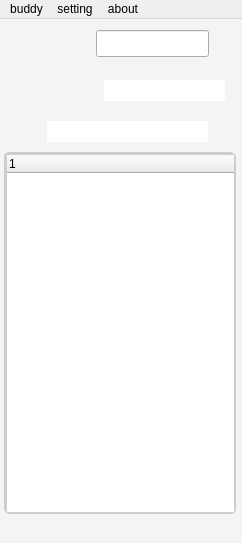
Above: qt4_src/src/ui/fetionwindow.ui from libfetion/libfetion-gui before the change. Below: the same form after it.
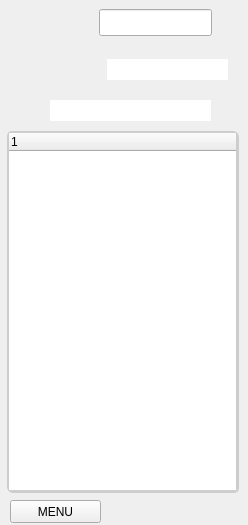
That is the form after the change. Icons and pictures are not drawn. Custom widgets are drawn as their Qt base class.

Commit message: change login/main & chat window's parent to QWidget. make chatting browser & editor a splitter layout

```diff
--- a/qt4_src/src/ui/fetionwindow.ui
+++ b/qt4_src/src/ui/fetionwindow.ui
@@ -1,43 +1,37 @@
 <ui version="4.0" >
  <class>FetionWindow</class>
- <widget class="QMainWindow" name="FetionWindow" >
+ <widget class="QWidget" name="FetionWindow" >
   <property name="geometry" >
    <rect>
     <x>0</x>
     <y>0</y>
-    <width>242</width>
-    <height>543</height>
+    <width>248</width>
+    <height>525</height>
    </rect>
   </property>
+  <property name="sizePolicy" >
+   <sizepolicy vsizetype="MinimumExpanding" hsizetype="MinimumExpanding" >
+    <horstretch>0</horstretch>
+    <verstretch>0</verstretch>
+   </sizepolicy>
+  </property>
   <property name="minimumSize" >
    <size>
-    <width>242</width>
-    <height>543</height>
-   </size>
-  </property>
-  <property name="maximumSize" >
-   <size>
-    <width>242</width>
-    <height>543</height>
+    <width>248</width>
+    <height>525</height>
    </size>
   </property>
   <property name="windowTitle" >
    <string>Linux_Fetion</string>
   </property>
-  <property name="styleSheet" >
-   <string>QMainWindow {
- 
-background-color:rgb(246,243,243);
-
-}
-</string>
-  </property>
-  <widget class="QWidget" name="centralwidget" >
-   <widget class="QTreeWidget" name="view" >
+  <widget class="QTreeWidget" name="search" >
+   <property name="enabled" >
+    <bool>true</bool>
+   </property>
     <property name="geometry" >
      <rect>
-      <x>4</x>
-      <y>133</y>
+     <x>8</x>
+     <y>132</y>
       <width>231</width>
       <height>361</height>
      </rect>
@@ -60,11 +54,36 @@
      </property>
     </column>
    </widget>
+  <widget class="QLabelMouse" name="UI_AddFriend" >
+   <property name="geometry" >
+    <rect>
+     <x>5</x>
+     <y>93</y>
+     <width>36</width>
+     <height>36</height>
+    </rect>
+   </property>
+   <property name="cursor" >
+    <cursorShape>PointingHandCursor</cursorShape>
+   </property>
+   <property name="toolTip" >
+    <string>add friends</string>
+   </property>
+   <property name="text" >
+    <string/>
+   </property>
+   <property name="pixmap" >
+    <pixmap/>
+   </property>
+   <property name="openExternalLinks" >
+    <bool>true</bool>
+   </property>
+  </widget>
    <widget class="QLabelMouse" name="UI_Portrait" >
     <property name="geometry" >
      <rect>
-      <x>1</x>
-      <y>5</y>
+     <x>4</x>
+     <y>3</y>
       <width>90</width>
       <height>90</height>
      </rect>
@@ -82,11 +101,101 @@
      <pixmap/>
     </property>
    </widget>
+  <widget class="QLabel" name="version" >
+   <property name="geometry" >
+    <rect>
+     <x>196</x>
+     <y>501</y>
+     <width>41</width>
+     <height>20</height>
+    </rect>
+   </property>
+   <property name="layoutDirection" >
+    <enum>Qt::RightToLeft</enum>
+   </property>
+   <property name="text" >
+    <string/>
+   </property>
+  </widget>
+  <widget class="QLabelMouse" name="UI_NiceName" >
+   <property name="geometry" >
+    <rect>
+     <x>99</x>
+     <y>14</y>
+     <width>131</width>
+     <height>21</height>
+    </rect>
+   </property>
+   <property name="font" >
+    <font/>
+   </property>
+   <property name="cursor" >
+    <cursorShape>PointingHandCursor</cursorShape>
+   </property>
+   <property name="text" >
+    <string/>
+   </property>
+  </widget>
+  <widget class="QLineEditFocus" name="UI_Edit_NiceName" >
+   <property name="geometry" >
+    <rect>
+     <x>99</x>
+     <y>9</y>
+     <width>113</width>
+     <height>27</height>
+    </rect>
+   </property>
+   <property name="toolTip" >
+    <string/>
+   </property>
+   <property name="styleSheet" >
+    <string notr="true" />
+   </property>
+  </widget>
+  <widget class="QTreeWidget" name="view" >
+   <property name="geometry" >
+    <rect>
+     <x>7</x>
+     <y>131</y>
+     <width>231</width>
+     <height>361</height>
+    </rect>
+   </property>
+   <property name="sizePolicy" >
+    <sizepolicy vsizetype="Expanding" hsizetype="Fixed" >
+     <horstretch>0</horstretch>
+     <verstretch>0</verstretch>
+    </sizepolicy>
+   </property>
+   <property name="minimumSize" >
+    <size>
+     <width>0</width>
+     <height>361</height>
+    </size>
+   </property>
+   <property name="contextMenuPolicy" >
+    <enum>Qt::DefaultContextMenu</enum>
+   </property>
+   <property name="styleSheet" >
+    <string notr="true" >QTreeView {
+      border-width: 2px;
+      border-style: solid;
+      border-radius: 5px;
+      border-color:rgb(205,205,205);
+} 
+  </string>
+   </property>
+   <column>
+    <property name="text" >
+     <string/>
+    </property>
+   </column>
+  </widget>
    <widget class="QLabelMouse" name="UI_ImpresaBK" >
     <property name="geometry" >
      <rect>
-      <x>91</x>
-      <y>30</y>
+     <x>94</x>
+     <y>28</y>
       <width>151</width>
       <height>71</height>
      </rect>
@@ -98,11 +207,36 @@
      <pixmap/>
     </property>
    </widget>
+  <widget class="QLabelMouse" name="UI_BT_SENDSELF" >
+   <property name="geometry" >
+    <rect>
+     <x>143</x>
+     <y>492</y>
+     <width>21</width>
+     <height>31</height>
+    </rect>
+   </property>
+   <property name="cursor" >
+    <cursorShape>PointingHandCursor</cursorShape>
+   </property>
+   <property name="toolTip" >
+    <string>send to self</string>
+   </property>
+   <property name="text" >
+    <string/>
+   </property>
+   <property name="pixmap" >
+    <pixmap/>
+   </property>
+   <property name="openExternalLinks" >
+    <bool>true</bool>
+   </property>
+  </widget>
    <widget class="QLineEditFocus" name="UI_Impresa" >
     <property name="geometry" >
      <rect>
-      <x>104</x>
-      <y>61</y>
+     <x>107</x>
+     <y>59</y>
       <width>121</width>
       <height>21</height>
      </rect>
@@ -121,55 +255,11 @@
      <number>256</number>
     </property>
    </widget>
-   <widget class="QLabelMouse" name="UI_NiceName" >
-    <property name="geometry" >
-     <rect>
-      <x>96</x>
-      <y>16</y>
-      <width>131</width>
-      <height>21</height>
-     </rect>
-    </property>
-    <property name="font" >
-     <font/>
-    </property>
-    <property name="cursor" >
-     <cursorShape>PointingHandCursor</cursorShape>
-    </property>
-    <property name="text" >
-     <string>libfetion(在线)</string>
-    </property>
-   </widget>
-   <widget class="QLabelMouse" name="UI_AddFriend" >
-    <property name="geometry" >
-     <rect>
-      <x>2</x>
-      <y>95</y>
-      <width>36</width>
-      <height>36</height>
-     </rect>
-    </property>
-    <property name="cursor" >
-     <cursorShape>PointingHandCursor</cursorShape>
-    </property>
-    <property name="toolTip" >
-     <string>add friends</string>
-    </property>
-    <property name="text" >
-     <string/>
-    </property>
-    <property name="pixmap" >
-     <pixmap/>
-    </property>
-    <property name="openExternalLinks" >
-     <bool>true</bool>
-    </property>
-   </widget>
    <widget class="QLabelMouse" name="UI_SearchBK" >
     <property name="geometry" >
      <rect>
-      <x>36</x>
-      <y>87</y>
+     <x>39</x>
+     <y>85</y>
       <width>204</width>
       <height>51</height>
      </rect>
@@ -181,11 +271,36 @@
      <pixmap/>
     </property>
    </widget>
+  <widget class="QLabelMouse" name="UI_BT_SETTING" >
+   <property name="geometry" >
+    <rect>
+     <x>173</x>
+     <y>492</y>
+     <width>21</width>
+     <height>31</height>
+    </rect>
+   </property>
+   <property name="cursor" >
+    <cursorShape>PointingHandCursor</cursorShape>
+   </property>
+   <property name="toolTip" >
+    <string>setting</string>
+   </property>
+   <property name="text" >
+    <string/>
+   </property>
+   <property name="pixmap" >
+    <pixmap/>
+   </property>
+   <property name="openExternalLinks" >
+    <bool>true</bool>
+   </property>
+  </widget>
    <widget class="QLineEditFocus" name="UI_Search" >
     <property name="geometry" >
      <rect>
-      <x>47</x>
-      <y>102</y>
+     <x>50</x>
+     <y>100</y>
       <width>161</width>
       <height>21</height>
      </rect>
@@ -207,41 +322,11 @@
      <number>20</number>
     </property>
    </widget>
-   <widget class="QTreeWidget" name="search" >
-    <property name="enabled" >
-     <bool>true</bool>
-    </property>
-    <property name="geometry" >
-     <rect>
-      <x>5</x>
-      <y>134</y>
-      <width>231</width>
-      <height>361</height>
-     </rect>
-    </property>
-    <property name="contextMenuPolicy" >
-     <enum>Qt::DefaultContextMenu</enum>
-    </property>
-    <property name="styleSheet" >
-     <string>QTreeView {
-      border-width: 2px;
-      border-style: solid;
-      border-radius: 5px;
-      border-color:rgb(205,205,205);
-} 
-  </string>
-    </property>
-    <column>
-     <property name="text" >
-      <string/>
-     </property>
-    </column>
-   </widget>
    <widget class="QLabel" name="LibFetion_image" >
     <property name="geometry" >
      <rect>
-      <x>4</x>
-      <y>501</y>
+     <x>7</x>
+     <y>499</y>
       <width>111</width>
       <height>16</height>
      </rect>
@@ -250,191 +335,22 @@
      <string/>
     </property>
    </widget>
-   <widget class="QLineEditFocus" name="UI_Edit_NiceName" >
+  <widget class="QToolButton" name="btnMenu" >
     <property name="geometry" >
      <rect>
-      <x>96</x>
-      <y>11</y>
-      <width>113</width>
-      <height>27</height>
-     </rect>
-    </property>
-    <property name="toolTip" >
-     <string/>
-    </property>
-    <property name="styleSheet" >
-     <string/>
-    </property>
-   </widget>
-   <widget class="QLabel" name="version" >
-    <property name="geometry" >
-     <rect>
-      <x>193</x>
-      <y>503</y>
-      <width>41</width>
-      <height>20</height>
-     </rect>
-    </property>
-    <property name="layoutDirection" >
-     <enum>Qt::RightToLeft</enum>
-    </property>
+     <x>10</x>
+     <y>500</y>
+     <width>91</width>
+     <height>23</height>
+    </rect>
+   </property>
     <property name="text" >
-     <string/>
-    </property>
-   </widget>
-   <widget class="QLabelMouse" name="UI_BT_SETTING" >
-    <property name="geometry" >
-     <rect>
-      <x>170</x>
-      <y>494</y>
-      <width>21</width>
-      <height>31</height>
-     </rect>
-    </property>
-    <property name="cursor" >
-     <cursorShape>PointingHandCursor</cursorShape>
-    </property>
-    <property name="toolTip" >
-     <string>setting</string>
-    </property>
-    <property name="text" >
-     <string/>
-    </property>
-    <property name="pixmap" >
-     <pixmap/>
-    </property>
-    <property name="openExternalLinks" >
-     <bool>true</bool>
-    </property>
-   </widget>
-   <widget class="QLabelMouse" name="UI_BT_SENDSELF" >
-    <property name="geometry" >
-     <rect>
-      <x>140</x>
-      <y>494</y>
-      <width>21</width>
-      <height>31</height>
-     </rect>
-    </property>
-    <property name="cursor" >
-     <cursorShape>PointingHandCursor</cursorShape>
-    </property>
-    <property name="toolTip" >
-     <string>send to self</string>
-    </property>
-    <property name="text" >
-     <string/>
-    </property>
-    <property name="pixmap" >
-     <pixmap/>
-    </property>
-    <property name="openExternalLinks" >
-     <bool>true</bool>
-    </property>
-   </widget>
-  </widget>
-  <widget class="QMenuBar" name="menubar" >
-   <property name="geometry" >
-    <rect>
-     <x>0</x>
-     <y>0</y>
-     <width>242</width>
-     <height>20</height>
-    </rect>
-   </property>
-   <widget class="QMenu" name="buddyMenu" >
-    <property name="styleSheet" >
-     <string/>
-    </property>
-    <property name="title" >
-     <string>buddy</string>
-    </property>
-   </widget>
-   <widget class="QMenu" name="menuAbout" >
-    <property name="styleSheet" >
-     <string/>
-    </property>
-    <property name="title" >
-     <string>about</string>
-    </property>
-   </widget>
-   <widget class="QMenu" name="menuSetting" >
-    <property name="styleSheet" >
-     <string/>
-    </property>
-    <property name="title" >
-     <string>setting</string>
-    </property>
-   </widget>
-   <addaction name="buddyMenu" />
-   <addaction name="menuSetting" />
-   <addaction name="menuAbout" />
-  </widget>
-  <action name="exitAction" >
-   <property name="text" >
-    <string>E&amp;xit</string>
-   </property>
-   <property name="shortcut" >
-    <string>Ctrl+Q</string>
-   </property>
-  </action>
-  <action name="actionAbout" >
-   <property name="text" >
-    <string>About libfetion</string>
-   </property>
-  </action>
-  <action name="actionPrefercres" >
-   <property name="text" >
-    <string>Prefercres</string>
-   </property>
-  </action>
-  <action name="actionOnline" >
-   <property name="icon" >
-    <iconset/>
-   </property>
-   <property name="text" >
-    <string>online</string>
-   </property>
-  </action>
-  <action name="actionOffline" >
-   <property name="icon" >
-    <iconset/>
-   </property>
-   <property name="text" >
-    <string>offline</string>
-   </property>
-  </action>
-  <action name="actionBusy" >
-   <property name="icon" >
-    <iconset/>
-   </property>
-   <property name="text" >
-    <string>busy</string>
-   </property>
-  </action>
-  <action name="actionAway" >
-   <property name="icon" >
-    <iconset/>
-   </property>
-   <property name="text" >
-    <string>away</string>
-   </property>
-  </action>
-  <action name="actionSend_to_self" >
-   <property name="text" >
-    <string>send to self</string>
-   </property>
-  </action>
-  <action name="actionAbout_fetion" >
-   <property name="text" >
-    <string>about fetion</string>
-   </property>
-  </action>
-  <action name="actionCheck_updata" >
-   <property name="text" >
-    <string>check updata</string>
-   </property>
-  </action>
+    <string>MENU</string>
+   </property>
+   <property name="popupMode" >
+    <enum>QToolButton::InstantPopup</enum>
+   </property>
+  </widget>
  </widget>
  <customwidgets>
   <customwidget>
```
Left out of the diff: 12 changed lines with no effect on the pictures. Lines whose indentation alone changed are shown as unchanged. The commit also changes 3 other files.
